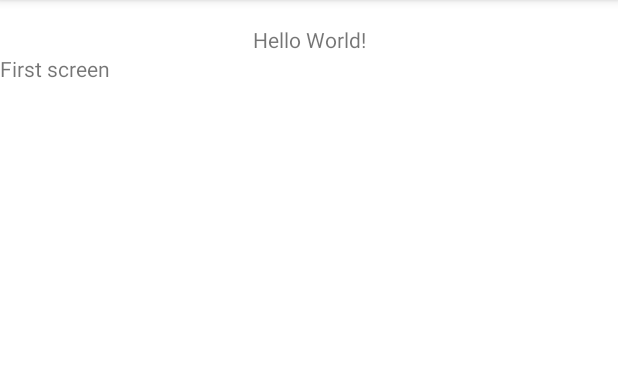
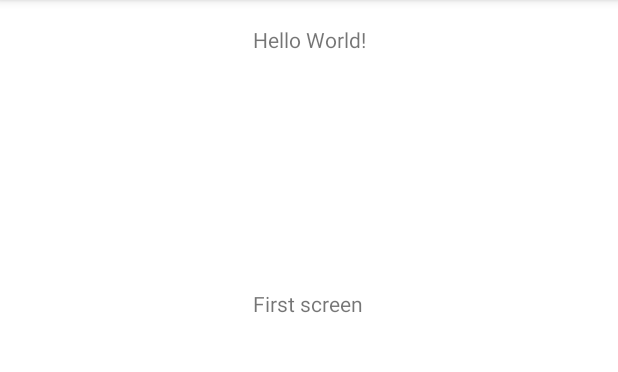
Before and after one commit to UO271883/BasicNavigation, an Android app: the FisrtScreen screen opened through its navigation route, on a phone screen of 412 x 824 dp, the part 84-456 px from its top. Run offline under Robolectric (Android 15) with nearby library versions, the phone set to English and light mode, and no system bars.

Commit message:
Hasta el punto 7 y el 8 que no funciona

```diff
--- a/app/src/main/java/es/uniovi/basicnavigation/HostFragment.kt
+++ b/app/src/main/java/es/uniovi/basicnavigation/HostFragment.kt
@@ -5,6 +5,8 @@ import androidx.fragment.app.Fragment
 import android.view.LayoutInflater
 import android.view.View
 import android.view.ViewGroup
+import androidx.navigation.Navigation
+import androidx.navigation.findNavController
 import es.uniovi.basicnavigation.databinding.FragmentHostBinding
 
 // TODO: Rename parameter arguments, choose names that match
@@ -45,17 +47,34 @@ class HostFragment : Fragment() {
         super.onViewCreated(view, savedInstanceState)
 
         _binding = FragmentHostBinding.bind(view)
+        /*var bundle = Bundle().apply {
+            putString("PARAMETER", "la pantalla host")
+        }*/
 
-        binding.button.setOnClickListener {
-
+        binding.BTo1.setOnClickListener {
+            Navigation.findNavController(view).navigate(R.id.action_fromh_to_1)
         }
-        binding.button2.setOnClickListener {
-
+        binding.BTo2.setOnClickListener {
+            view.findNavController().navigate(R.id.action_fromh_to_2)
         }
-        binding.button3.setOnClickListener {
-
+        binding.BTo3.setOnClickListener {
+            Navigation.findNavController(view).navigate(R.id.action_fromh_to_3)
         }
     }
+
+    /*fun onClick(v: View?) {
+        when(v?.id) {
+            binding.button.id -> {
+                Navigation.findNavController(v).navigate(R.id.fisrtScreen)
+            }
+            binding.button2.id -> {
+                v.findNavController().navigate(R.id.secondScreen)
+            }
+            binding.button3.id -> {
+                v.findNavController().navigate(R.id.placeholder)
+            }
+        }
+    }*/
 
     companion object {
         /**
--- /dev/null
+++ b/app/src/main/res/anim/slide_in_left.xml
@@ -0,0 +1,6 @@
+<?xml version="1.0" encoding="utf-8"?>
+<set xmlns:android="http://schemas.android.com/apk/res/android">
+    <translate android:fromXDelta="-100%" android:toXDelta="0%"
+        android:fromYDelta="0%" android:toYDelta="0%"
+        android:duration="700"/>
+</set>
--- /dev/null
+++ b/app/src/main/res/anim/slide_in_right.xml
@@ -0,0 +1,6 @@
+<?xml version="1.0" encoding="utf-8"?>
+<set xmlns:android="http://schemas.android.com/apk/res/android">
+    <translate android:fromXDelta="100%" android:toXDelta="0%"
+        android:fromYDelta="0%" android:toYDelta="0%"
+        android:duration="700"/>
+</set>
--- /dev/null
+++ b/app/src/main/res/anim/slide_out_left.xml
@@ -0,0 +1,6 @@
+<?xml version="1.0" encoding="utf-8"?>
+<set xmlns:android="http://schemas.android.com/apk/res/android">
+    <translate android:fromXDelta="0%" android:toXDelta="-100%"
+        android:fromYDelta="0%" android:toYDelta="0%"
+        android:duration="700"/>
+</set>
--- /dev/null
+++ b/app/src/main/res/anim/slide_out_right.xml
@@ -0,0 +1,6 @@
+<?xml version="1.0" encoding="utf-8"?>
+<set xmlns:android="http://schemas.android.com/apk/res/android">
+    <translate android:fromXDelta="0%" android:toXDelta="100%"
+        android:fromYDelta="0%" android:toYDelta="0%"
+        android:duration="700"/>
+</set>
--- a/app/src/main/res/layout/fragment_fisrt_screen.xml
+++ b/app/src/main/res/layout/fragment_fisrt_screen.xml
@@ -1,6 +1,8 @@
 <?xml version="1.0" encoding="utf-8"?>
-<FrameLayout xmlns:android="http://schemas.android.com/apk/res/android"
+<androidx.constraintlayout.widget.ConstraintLayout xmlns:android="http://schemas.android.com/apk/res/android"
+    xmlns:app="http://schemas.android.com/apk/res-auto"
     xmlns:tools="http://schemas.android.com/tools"
+    android:id="@+id/frameLayout3"
     android:layout_width="match_parent"
     android:layout_height="match_parent"
     tools:context=".FisrtScreen">
@@ -8,8 +10,14 @@
     <!-- TODO: Update blank fragment layout -->
     <TextView
         android:id="@+id/hello_first_screen"
-        android:layout_width="match_parent"
-        android:layout_height="match_parent"
-        android:text="First screen" />
+        android:layout_width="wrap_content"
+        android:layout_height="wrap_content"
+        android:text="First screen"
+        app:layout_constraintBottom_toBottomOf="parent"
+        app:layout_constraintEnd_toEndOf="parent"
+        app:layout_constraintHorizontal_bias="0.498"
+        app:layout_constraintStart_toStartOf="parent"
+        app:layout_constraintTop_toTopOf="parent"
+        app:layout_constraintVertical_bias="0.22" />
 
-</FrameLayout>
+</androidx.constraintlayout.widget.ConstraintLayout>
--- a/app/src/main/res/layout/fragment_third_screen.xml
+++ b/app/src/main/res/layout/fragment_third_screen.xml
@@ -20,7 +20,7 @@
         app:layout_constraintVertical_bias="0.134" />
 
     <TextView
-        android:id="@+id/textView4"
+        android:id="@+id/TVSaludo"
         android:layout_width="wrap_content"
         android:layout_height="wrap_content"
         android:text="Invocado desde la segunda pantalla"
--- a/app/src/main/res/navigation/nav_graph.xml
+++ b/app/src/main/res/navigation/nav_graph.xml
@@ -11,14 +11,26 @@
         android:label="fragment_host"
         tools:layout="@layout/fragment_host" >
         <action
-            android:id="@+id/action_hostFragment_to_fisrtScreen"
-            app:destination="@id/fisrtScreen" />
+            android:id="@+id/action_fromh_to_1"
+            app:destination="@id/fisrtScreen"
+            app:enterAnim="@anim/slide_in_left"
+            app:exitAnim="@anim/slide_out_right"
+            app:popEnterAnim="@anim/slide_in_right"
+            app:popExitAnim="@anim/slide_out_left" />
         <action
-            android:id="@+id/action_hostFragment_to_secondScreen"
-            app:destination="@id/secondScreen" />
+            android:id="@+id/action_fromh_to_2"
+            app:destination="@id/secondScreen"
+            app:enterAnim="@anim/slide_in_left"
+            app:exitAnim="@anim/slide_out_right"
+            app:popEnterAnim="@anim/slide_in_right"
+            app:popExitAnim="@anim/slide_out_left" />
         <action
-            android:id="@+id/action_hostFragment_to_placeholder"
-            app:destination="@id/placeholder" />
+            android:id="@+id/action_fromh_to_3"
+            app:destination="@id/placeholder"
+            app:enterAnim="@anim/slide_in_left"
+            app:exitAnim="@anim/slide_out_right"
+            app:popEnterAnim="@anim/slide_in_right"
+            app:popExitAnim="@anim/slide_out_left" />
     </fragment>
     <fragment
         android:id="@+id/fisrtScreen"
@@ -31,11 +43,20 @@
         android:label="fragment_second_screen"
         tools:layout="@layout/fragment_second_screen" >
         <action
-            android:id="@+id/action_secondScreen_to_placeholder"
-            app:destination="@id/placeholder" />
+            android:id="@+id/action_from2_to_3"
+            app:destination="@id/placeholder"
+            app:enterAnim="@anim/slide_in_left"
+            app:exitAnim="@anim/slide_out_right"
+            app:popEnterAnim="@anim/slide_in_right"
+            app:popExitAnim="@anim/slide_out_left" />
     </fragment>
     <fragment
         android:id="@+id/placeholder"
         android:name="es.uniovi.basicnavigation.ThirdScreen"
-        tools:layout="@layout/fragment_third_screen" />
+        tools:layout="@layout/fragment_third_screen" >
+        <argument
+            android:name="origen"
+            app:argType="string"
+            android:defaultValue="deconocido" />
+    </fragment>
 </navigation>
```
Also changed, not shown: app/src/main/java/es/uniovi/basicnavigation/SecondScreen.kt (+17 -6 lines), app/src/main/java/es/uniovi/basicnavigation/ThirdScreen.kt (+15 -6 lines), app/src/main/res/layout/fragment_host.xml (+5 -5 lines).
